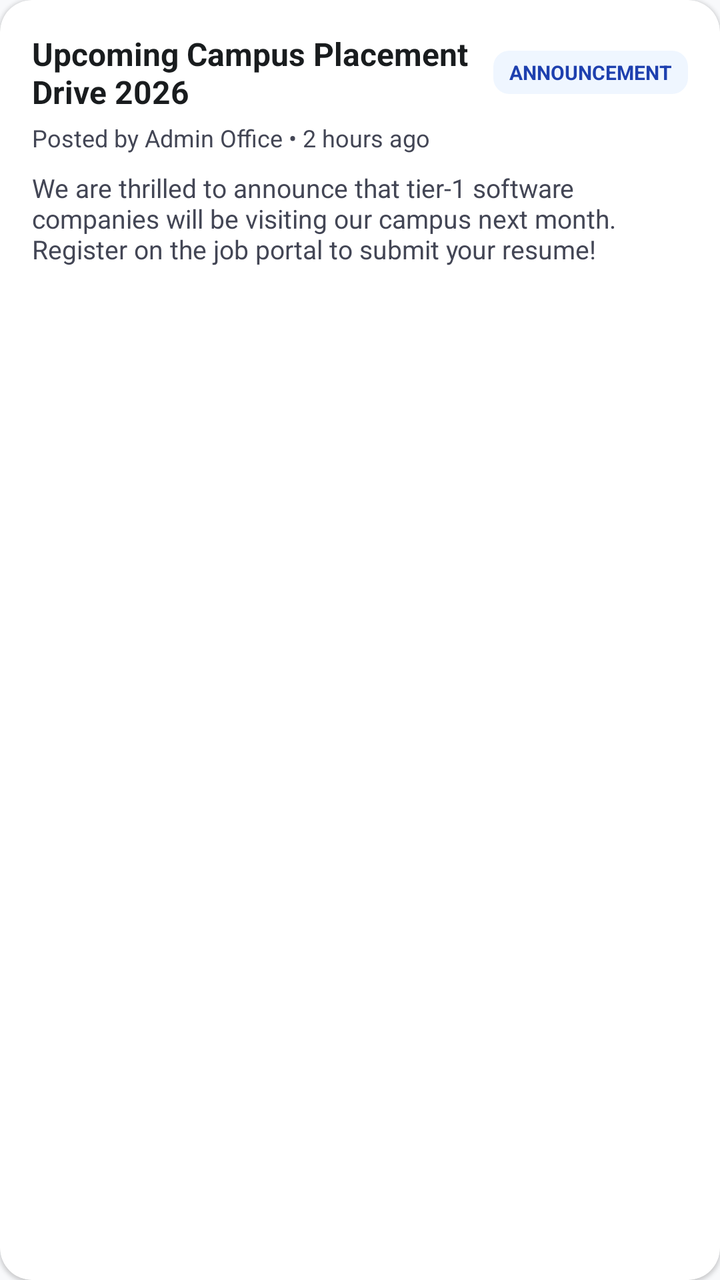
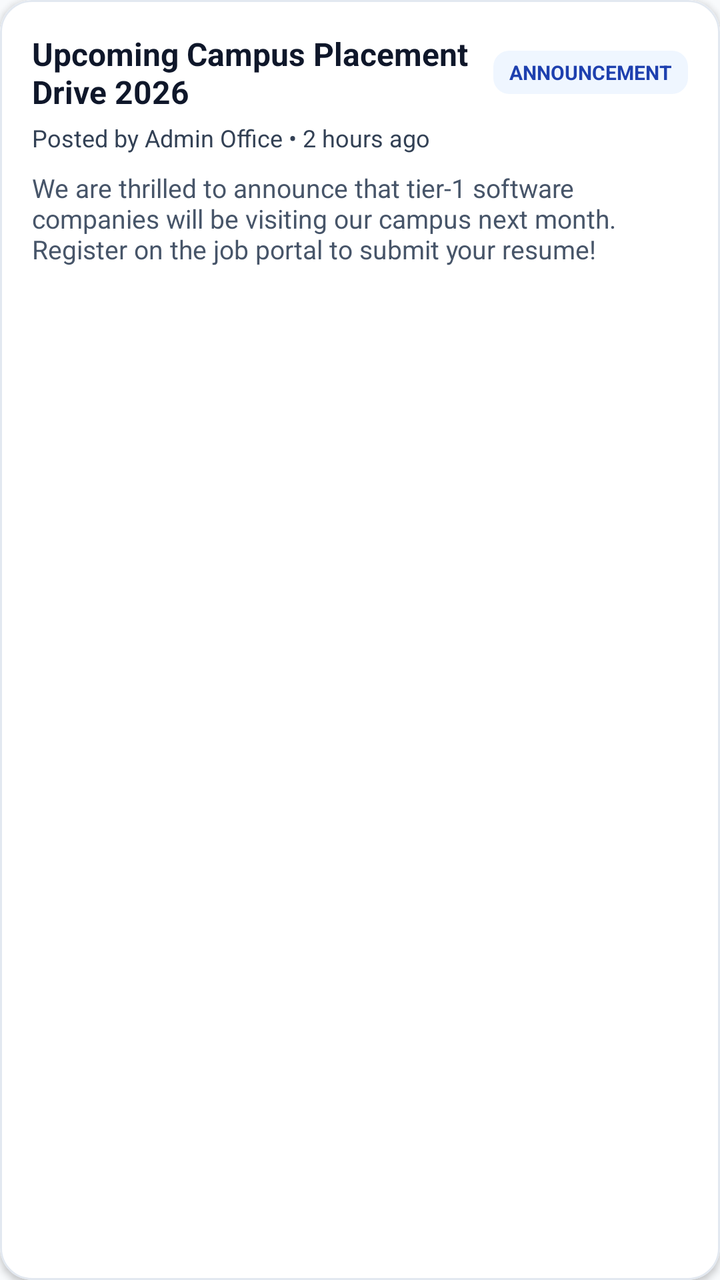

Screens rendered from an Android XML layout before and after an edit, with the pre-edit source and the edit as a unified diff.
<!-- AndroidManifest.xml: application theme Theme.AlumniConnect -->
<!-- res/layout/item_post.xml -->
<?xml version="1.0" encoding="utf-8"?>
<androidx.cardview.widget.CardView xmlns:android="http://schemas.android.com/apk/res/android"
    xmlns:app="http://schemas.android.com/apk/res-auto"
    android:layout_width="match_parent"
    android:layout_height="wrap_content"
    android:layout_marginBottom="12dp"
    app:cardCornerRadius="16dp"
    app:cardElevation="1dp"
    app:cardBackgroundColor="@color/surface">

    <LinearLayout
        android:layout_width="match_parent"
        android:layout_height="wrap_content"
        android:orientation="vertical"
        android:padding="16dp">

        <LinearLayout
            android:layout_width="match_parent"
            android:layout_height="wrap_content"
            android:orientation="horizontal"
            android:gravity="center_vertical">

            <TextView
                android:id="@+id/tvPostTitle"
                android:layout_width="0dp"
                android:layout_height="wrap_content"
                android:layout_weight="1"
                android:text="Upcoming Campus Placement Drive 2026"
                android:textColor="@color/on_surface"
                android:textSize="16sp"
                android:textStyle="bold" />

            <TextView
                android:id="@+id/tvPostTypeBadge"
                android:layout_width="wrap_content"
                android:layout_height="wrap_content"
                android:background="@drawable/bg_chip"
                android:paddingHorizontal="8dp"
                android:paddingVertical="4dp"
                android:text="ANNOUNCEMENT"
                android:textColor="@color/chip_text"
                android:textSize="10sp"
                android:textStyle="bold" />
        </LinearLayout>

        <TextView
            android:id="@+id/tvPostAuthorTime"
            android:layout_width="wrap_content"
            android:layout_height="wrap_content"
            android:layout_marginTop="4dp"
            android:text="Posted by Admin Office • 2 hours ago"
            android:textColor="@color/on_surface_variant"
            android:textSize="12sp" />

        <TextView
            android:id="@+id/tvPostContent"
            android:layout_width="match_parent"
            android:layout_height="wrap_content"
            android:layout_marginTop="8dp"
            android:text="We are thrilled to announce that tier-1 software companies will be visiting our campus next month. Register on the job portal to submit your resume!"
            android:textColor="@color/on_surface_variant"
            android:textSize="13sp" />

        <ImageButton
            android:id="@+id/btnDeletePost"
            android:layout_width="32dp"
            android:layout_height="32dp"
            android:layout_gravity="end"
            android:layout_marginTop="4dp"
            android:background="?attr/selectableItemBackgroundBorderless"
            android:src="@drawable/ic_delete"
            app:tint="@color/error"
            android:visibility="gone" />

    </LinearLayout>
</androidx.cardview.widget.CardView>
<!-- resources referenced by this layout -->
<resources>
  <color name="chip_text">#1E40AF</color>
  <color name="error">#BA1A1A</color>
  <color name="on_surface">#191C1E</color>
  <color name="on_surface_variant">#434655</color>
  <color name="surface">#FFFFFF</color>
  <!-- drawable bg_chip (drawable) -->
  <?xml version="1.0" encoding="utf-8"?>
  <shape xmlns:android="http://schemas.android.com/apk/res/android"
      android:shape="rectangle">
      <solid android:color="@color/chip_background" />
      <corners android:radius="8dp" />
  </shape>
  <!-- drawable ic_delete (drawable) -->
  <vector xmlns:android="http://schemas.android.com/apk/res/android"
      android:width="24dp"
      android:height="24dp"
      android:viewportWidth="24"
      android:viewportHeight="24"
      android:tint="?attr/colorControlNormal">
      <path
          android:fillColor="@android:color/white"
          android:pathData="M6,19c0,1.1 0.9,2 2,2h8c1.1,0 2,-0.9 2,-2V7H6v12zM19,4h-3.5l-1,-1h-5l-1,1H5v2h14V4z"/>
  </vector>
  <style name="Theme.AlumniConnect" parent="Theme.MaterialComponents.DayNight.NoActionBar">
          
          <item name="colorPrimary">@color/primary</item>
          <item name="colorPrimaryVariant">@color/primary_variant</item>
          <item name="colorOnPrimary">@color/on_primary</item>
          
          
          <item name="colorSecondary">@color/secondary</item>
          <item name="colorSecondaryVariant">@color/secondary_variant</item>
          <item name="colorOnSecondary">@color/on_secondary</item>
          
          
          <item name="android:statusBarColor">@color/primary</item>
          <item name="android:windowLightStatusBar">false</item>
          
          
          <item name="android:windowBackground">@color/background</item>
          <item name="colorSurface">@color/surface</item>
          <item name="colorOnSurface">@color/on_surface</item>
  
          
          <item name="materialButtonStyle">@style/Widget.AlumniConnect.Button</item>
          <item name="textInputStyle">@style/Widget.AlumniConnect.TextInputLayout</item>
      </style>
  <color name="chip_background">#EFF6FF</color>
  <color name="primary">#2563EB</color>
  <color name="primary_variant">#004AC6</color>
  <color name="on_primary">#FFFFFF</color>
  <color name="secondary">#505F76</color>
  <color name="secondary_variant">#38485D</color>
  <color name="on_secondary">#FFFFFF</color>
  <color name="background">#F8F9FB</color>
  <style name="Widget.AlumniConnect.Button" parent="Widget.MaterialComponents.Button">
          <item name="cornerRadius">12dp</item>
          <item name="android:paddingTop">12dp</item>
          <item name="android:paddingBottom">12dp</item>
          <item name="android:textAllCaps">false</item>
          <item name="android:textStyle">bold</item>
      </style>
  <style name="Widget.AlumniConnect.TextInputLayout" parent="Widget.MaterialComponents.TextInputLayout.OutlinedBox">
          <item name="boxCornerRadiusTopStart">12dp</item>
          <item name="boxCornerRadiusTopEnd">12dp</item>
          <item name="boxCornerRadiusBottomStart">12dp</item>
          <item name="boxCornerRadiusBottomEnd">12dp</item>
          <item name="boxStrokeColor">@color/primary</item>
      </style>
</resources>

<!-- the commit's change to res/layout/item_post.xml (unified diff, before → after) -->
@@ -1,18 +1,21 @@
 <?xml version="1.0" encoding="utf-8"?>
-<androidx.cardview.widget.CardView xmlns:android="http://schemas.android.com/apk/res/android"
+<com.google.android.material.card.MaterialCardView xmlns:android="http://schemas.android.com/apk/res/android"
     xmlns:app="http://schemas.android.com/apk/res-auto"
     android:layout_width="match_parent"
     android:layout_height="wrap_content"
     android:layout_marginBottom="12dp"
     app:cardCornerRadius="16dp"
-    app:cardElevation="1dp"
-    app:cardBackgroundColor="@color/surface">
+    app:cardElevation="2dp"
+    app:cardBackgroundColor="#FFFFFF"
+    app:strokeColor="#E2E8F0"
+    app:strokeWidth="1dp">
 
     <LinearLayout
         android:layout_width="match_parent"
         android:layout_height="wrap_content"
         android:orientation="vertical"
-        android:padding="16dp">
+        android:padding="16dp"
+        android:background="#FFFFFF">
 
         <LinearLayout
             android:layout_width="match_parent"
@@ -26,7 +29,7 @@
                 android:layout_height="wrap_content"
                 android:layout_weight="1"
                 android:text="Upcoming Campus Placement Drive 2026"
-                android:textColor="@color/on_surface"
+                android:textColor="#0F172A"
                 android:textSize="16sp"
                 android:textStyle="bold" />
 
@@ -49,7 +52,7 @@
             android:layout_height="wrap_content"
             android:layout_marginTop="4dp"
             android:text="Posted by Admin Office • 2 hours ago"
-            android:textColor="@color/on_surface_variant"
+            android:textColor="#334155"
             android:textSize="12sp" />
 
         <TextView
@@ -58,7 +61,7 @@
             android:layout_height="wrap_content"
             android:layout_marginTop="8dp"
             android:text="We are thrilled to announce that tier-1 software companies will be visiting our campus next month. Register on the job portal to submit your resume!"
-            android:textColor="@color/on_surface_variant"
+            android:textColor="#475569"
             android:textSize="13sp" />
 
         <ImageButton
@@ -73,4 +76,4 @@
             android:visibility="gone" />
 
     </LinearLayout>
-</androidx.cardview.widget.CardView>
+</com.google.android.material.card.MaterialCardView>
<!-- resource entries referenced after the edit -->
@@ -1,9 +1,12 @@
 <!-- resources referenced by this layout -->
 <resources>
   <color name="chip_text">#1E40AF</color>
-  <color name="error">#BA1A1A</color>
-  <color name="on_surface">#191C1E</color>
-  <color name="on_surface_variant">#434655</color>
+  <color name="error">#DC2626</color>
+  <color name="on_surface">#1E293B</color>
+  <color name="on_background">#0F172A</color>
+  <color name="on_surface_variant">#334155</color>
+  <color name="input_text">#0F172A</color>
+  <color name="input_hint">#64748B</color>
   <color name="surface">#FFFFFF</color>
   <!-- drawable bg_chip (drawable) -->
   <?xml version="1.0" encoding="utf-8"?>
@@ -23,7 +26,7 @@
           android:fillColor="@android:color/white"
           android:pathData="M6,19c0,1.1 0.9,2 2,2h8c1.1,0 2,-0.9 2,-2V7H6v12zM19,4h-3.5l-1,-1h-5l-1,1H5v2h14V4z"/>
   </vector>
-  <style name="Theme.AlumniConnect" parent="Theme.MaterialComponents.DayNight.NoActionBar">
+  <style name="Theme.AlumniConnect" parent="Theme.MaterialComponents.Light.NoActionBar">
           
           <item name="colorPrimary">@color/primary</item>
           <item name="colorPrimaryVariant">@color/primary_variant</item>
@@ -42,6 +45,16 @@
           <item name="android:windowBackground">@color/background</item>
           <item name="colorSurface">@color/surface</item>
           <item name="colorOnSurface">@color/on_surface</item>
+          <item name="android:textColor">@color/on_background</item>
+          <item name="android:textColorPrimary">@color/on_background</item>
+          <item name="android:textColorSecondary">@color/on_surface_variant</item>
+  
+          
+          <item name="editTextColor">@color/input_text</item>
+          <item name="android:textColorHint">@color/input_hint</item>
+  
+          
+          <item name="cardBackgroundColor">@color/surface</item>
   
           
           <item name="materialButtonStyle">@style/Widget.AlumniConnect.Button</item>
@@ -49,12 +62,12 @@
       </style>
   <color name="chip_background">#EFF6FF</color>
   <color name="primary">#2563EB</color>
-  <color name="primary_variant">#004AC6</color>
+  <color name="primary_variant">#1D4ED8</color>
   <color name="on_primary">#FFFFFF</color>
-  <color name="secondary">#505F76</color>
-  <color name="secondary_variant">#38485D</color>
+  <color name="secondary">#475569</color>
+  <color name="secondary_variant">#334155</color>
   <color name="on_secondary">#FFFFFF</color>
-  <color name="background">#F8F9FB</color>
+  <color name="background">#F8FAFC</color>
   <style name="Widget.AlumniConnect.Button" parent="Widget.MaterialComponents.Button">
           <item name="cornerRadius">12dp</item>
           <item name="android:paddingTop">12dp</item>
@@ -68,6 +81,9 @@
           <item name="boxCornerRadiusBottomStart">12dp</item>
           <item name="boxCornerRadiusBottomEnd">12dp</item>
           <item name="boxStrokeColor">@color/primary</item>
+          <item name="boxBackgroundColor">@color/surface</item>
+          <item name="hintTextColor">@color/primary</item>
+          <item name="android:textColorHint">@color/input_hint</item>
       </style>
 </resources>
 
